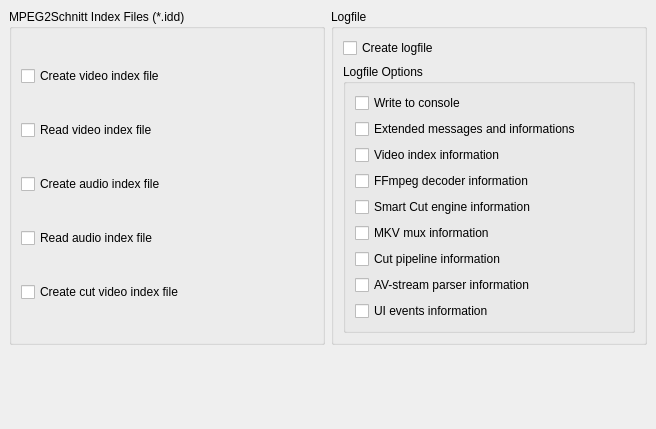
This is ui/ttcutsettingsfiles.ui in MINIXJR/TTCut-ng as Qt 5 draws it before an edit. The edited form follows.
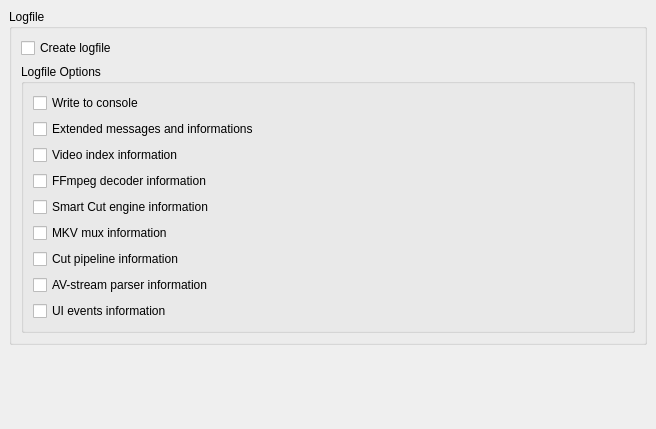
This is the edited form.

Commit message:
Remove obsolete MPEG2Schnitt IDD-Files support
IDD-Files (Mpeg2Schnitt index-files) cached the MPEG-2 stream
scan between sessions. With modern SSDs the scan finishes in a
few seconds; on top of that:
- AudioIDD, CutIDD, PrevIDD have zero callers outside settings
  persistence (verified via grep) — pure dead code.
- VideoIDD code path is functional but untested for years and
  not covered by quality-check suites.

ProjectX continues to produce .idd files; TTCut now ignores them.
Existing .idd files are left on disk (user's responsibility).

```diff
--- a/ui/ttcutsettingsfiles.ui
+++ b/ui/ttcutsettingsfiles.ui
@@ -31,65 +31,6 @@
    <property name="verticalSpacing" >
     <number>6</number>
    </property>
-   <item row="0" column="0" >
-    <widget class="QGroupBox" name="gbIDDFiles" >
-     <property name="title" >
-      <string>MPEG2Schnitt Index Files (*.idd)</string>
-     </property>
-     <layout class="QVBoxLayout" >
-      <property name="spacing" >
-       <number>6</number>
-      </property>
-      <property name="leftMargin" >
-       <number>9</number>
-      </property>
-      <property name="topMargin" >
-       <number>9</number>
-      </property>
-      <property name="rightMargin" >
-       <number>9</number>
-      </property>
-      <property name="bottomMargin" >
-       <number>9</number>
-      </property>
-      <item>
-       <widget class="QCheckBox" name="cbCreateVideoIDD" >
-        <property name="text" >
-         <string>Create video index file</string>
-        </property>
-       </widget>
-      </item>
-      <item>
-       <widget class="QCheckBox" name="cbReadVideoIDD" >
-        <property name="text" >
-         <string>Read video index file</string>
-        </property>
-       </widget>
-      </item>
-      <item>
-       <widget class="QCheckBox" name="cbCreateAudioIDD" >
-        <property name="text" >
-         <string>Create audio index file</string>
-        </property>
-       </widget>
-      </item>
-      <item>
-       <widget class="QCheckBox" name="cbReadAudioIDD" >
-        <property name="text" >
-         <string>Read audio index file</string>
-        </property>
-       </widget>
-      </item>
-      <item>
-       <widget class="QCheckBox" name="cbCreateCutIDD" >
-        <property name="text" >
-         <string>Create cut video index file</string>
-        </property>
-       </widget>
-      </item>
-     </layout>
-    </widget>
-   </item>
    <item row="1" column="0" >
     <spacer>
      <property name="orientation" >
@@ -103,7 +44,7 @@
      </property>
     </spacer>
    </item>
-   <item row="0" column="1" >
+   <item row="0" column="0" >
     <widget class="QGroupBox" name="gbLogfile" >
      <property name="title" >
       <string>Logfile</string>
```
The commit also changes 6 other files.
